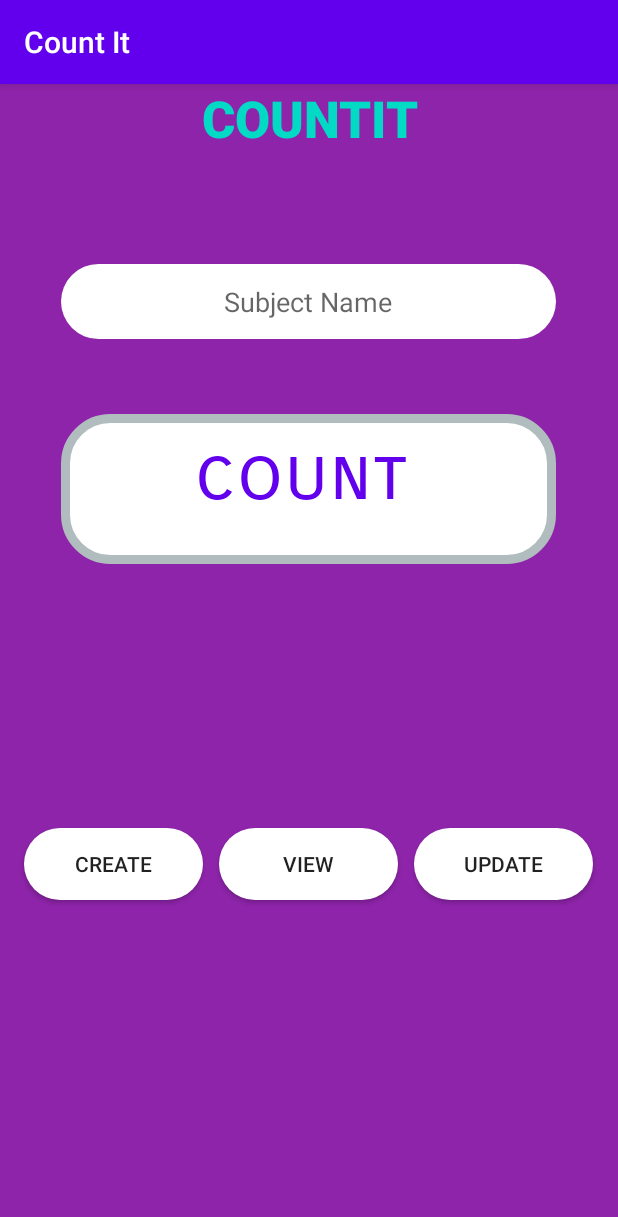
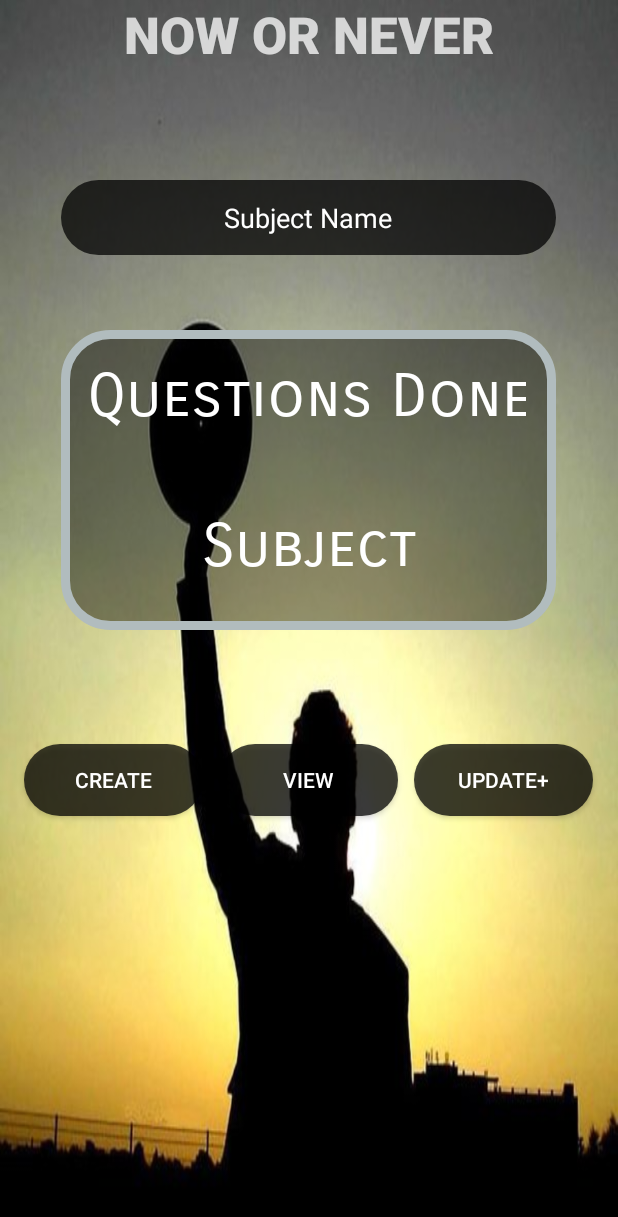
Before and after one commit to siddharthkt45/counter, an Android app: the screen it shows after launch (MainActivity), after a tap on "CREATE", on a phone screen of 412 x 824 dp. Shown: the top 1217 px of the screen. Run offline under Robolectric (Android 15) with nearby library versions, the phone set to English and light mode, and no system bars.

Commit message:
added new options changed visuals added a splash screen finished

```diff
--- a/app/src/main/java/com/e/incubationcell/medicaps/ac/countit/MainActivity.java
+++ b/app/src/main/java/com/e/incubationcell/medicaps/ac/countit/MainActivity.java
@@ -2,9 +2,12 @@ package com.e.incubationcell.medicaps.ac.countit;
 
 import androidx.appcompat.app.AppCompatActivity;
 
+import android.content.Intent;
 import android.database.Cursor;
+import android.net.Uri;
 import android.os.Bundle;
 import android.view.View;
+import android.webkit.WebView;
 import android.widget.Button;
 import android.widget.EditText;
 import android.widget.TextView;
@@ -13,28 +16,40 @@ import android.widget.Toast;
 public class MainActivity extends AppCompatActivity {
 
     EditText editTextTextPersonName;
-    TextView count;
+    TextView count , subject , gitlink;
     Button create , view , update;
     String subjectName;
+    WebView webView;
     @Override
     protected void onCreate(Bundle savedInstanceState) {
         super.onCreate(savedInstanceState);
         setContentView(R.layout.activity_main);
         editTextTextPersonName = (EditText)findViewById(R.id.editTextTextPersonName);
         count = (TextView)findViewById(R.id.textView2);
+        gitlink = (TextView)findViewById(R.id.textView);
+        subject = (TextView)findViewById(R.id.textView3);
         create = (Button)findViewById(R.id.button);
         view = (Button)findViewById(R.id.button2);
         update = (Button)findViewById(R.id.button3);
         final MyHelper myHelper = new MyHelper(this);
+        gitlink.setOnClickListener(new View.OnClickListener() {
+            @Override
+            public void onClick(View view) {
+                Intent myIntent = new Intent(Intent.ACTION_VIEW, Uri.parse("https://github.com/shubhansu31/counter_app"));
+                startActivity(myIntent);
+                //webView.loadUrl("https://github.com/shubhansu31/counter_app");
+                Toast.makeText(MainActivity.this,"Github : shubhansu31" , Toast.LENGTH_LONG).show();
+            }
+        });
         create.setOnClickListener(new View.OnClickListener() {
             @Override
             public void onClick(View view) {
                 subjectName = editTextTextPersonName.getText().toString();
                 boolean f = myHelper.InsertIt(subjectName);
                 if(f)
-                    Toast.makeText(MainActivity.this,"Done!",Toast.LENGTH_LONG).show();
+                    Toast.makeText(MainActivity.this,"Done!",Toast.LENGTH_SHORT).show();
                 else
-                    Toast.makeText(MainActivity.this,"Error",Toast.LENGTH_LONG).show();
+                    Toast.makeText(MainActivity.this,"Error",Toast.LENGTH_SHORT).show();
             }
         });
         view.setOnClickListener(new View.OnClickListener() {
@@ -42,17 +57,20 @@ public class MainActivity extends AppCompatActivity {
             public void onClick(View view) {
                 subjectName = editTextTextPersonName.getText().toString();
                 Cursor cursor = myHelper.Viewit(subjectName);
-                count.setText(cursor.getString(1));
+                cursor.moveToNext();
+                count.setText(cursor.getString(2));
+                subject.setText(cursor.getString(1));
             }
         });
         update.setOnClickListener(new View.OnClickListener() {
             @Override
             public void onClick(View view) {
                 subjectName = editTextTextPersonName.getText().toString();
-                if(myHelper.UpdateIt(subjectName))
-                    Toast.makeText(MainActivity.this,"Done!",Toast.LENGTH_LONG).show();
+                boolean f = myHelper.UpdateIt(subjectName);
+                if(f)
+                    Toast.makeText(MainActivity.this,"Done!",Toast.LENGTH_SHORT).show();
                 else
-                    Toast.makeText(MainActivity.this,"Error!",Toast.LENGTH_LONG).show();
+                    Toast.makeText(MainActivity.this,"Error!",Toast.LENGTH_SHORT).show();
             }
         });
     }
--- /dev/null
+++ b/app/src/main/java/com/e/incubationcell/medicaps/ac/countit/Spalash.java
@@ -0,0 +1,25 @@
+package com.e.incubationcell.medicaps.ac.countit;
+
+import androidx.appcompat.app.AppCompatActivity;
+
+import android.content.Intent;
+import android.os.Bundle;
+import android.os.Handler;
+
+import java.sql.Time;
+
+public class Spalash extends AppCompatActivity {
+    private static int time_out = 2000;
+    @Override
+    protected void onCreate(Bundle savedInstanceState) {
+        super.onCreate(savedInstanceState);
+        setContentView(R.layout.activity_spalash);
+        new Handler().postDelayed(new Runnable() {
+            @Override
+            public void run() {
+                startActivity(new Intent(Spalash.this,MainActivity.class));
+                finish();
+            }
+        },time_out);
+    }
+}
--- a/app/src/main/res/drawable/round_edit.xml
+++ b/app/src/main/res/drawable/round_edit.xml
@@ -2,7 +2,7 @@
 <!--  res/drawable/rounded_edittext.xml -->
 <shape xmlns:android="http://schemas.android.com/apk/res/android"
 android:shape="rectangle" android:padding="10dp">
- <solid android:color="#FFFFFF"/>
+ <solid android:color="#BA000000"/>
     <corners
      android:bottomRightRadius="25dp"
      android:bottomLeftRadius="25dp"
--- a/app/src/main/res/drawable/round_layout_bg.xml
+++ b/app/src/main/res/drawable/round_layout_bg.xml
@@ -1,6 +1,6 @@
 <?xml version="1.0" encoding="UTF-8"?>
 <shape xmlns:android="http://schemas.android.com/apk/res/android">
-    <solid android:color="#FFFFFF"/>
+    <solid android:color="#6F000000"/>
     <stroke android:width="6dp" android:color="#B1BCBE" />
     <corners android:radius="30dp"/>
     <padding android:left="10dp" android:top="10dp" android:right="10dp" android:bottom="10dp" />
--- a/app/src/main/res/layout/activity_main.xml
+++ b/app/src/main/res/layout/activity_main.xml
@@ -6,7 +6,7 @@
     android:layout_height="match_parent"
     android:orientation="vertical"
     tools:context=".MainActivity"
-    android:background="#8E24AA">
+    android:background="@drawable/avatar">
 
     <TextView
         android:id="@+id/textView"
@@ -15,8 +15,8 @@
         android:textSize="34sp"
         android:fontFamily="sans-serif-black"
         android:textAlignment="center"
-        android:textColor="@color/colorAccent"
-        android:text="COUNTIT" />
+        android:textColor="#C1FFFFFF"
+        android:text="NOW OR NEVER" />
 
     <EditText
         android:id="@+id/editTextTextPersonName"
@@ -25,14 +25,17 @@
         android:layout_height="50sp"
         android:layout_marginTop="70sp"
         android:ems="10"
+        android:textColor="#ffffff"
+        android:textColorHint="#ffffff"
         android:background="@drawable/round_edit"
         android:inputType="textPersonName"
         android:hint="Subject Name"
         android:textAlignment="center"/>
     <LinearLayout
         android:layout_width="330sp"
-        android:layout_height="100sp"
+        android:layout_height="200sp"
         android:orientation="vertical"
+        android:padding="20sp"
         android:background="@drawable/round_layout_bg"
         android:layout_gravity="center"
         android:layout_marginTop="50sp">
@@ -40,17 +43,28 @@
         <TextView
             android:id="@+id/textView2"
             android:layout_width="300sp"
-            android:layout_height="70sp"
+            android:layout_height="100sp"
             android:textAlignment="center"
-            android:textColor="@color/colorPrimary"
-            android:textSize="50sp"
+            android:textColor="#ffffff"
+            android:textSize="40sp"
+            android:layout_gravity="center"
             android:fontFamily="sans-serif-smallcaps"
-            android:text="count" />
+            android:text="Questions Done" />
+
+        <TextView
+            android:id="@+id/textView3"
+            android:layout_width="300sp"
+            android:layout_height="100sp"
+            android:textAlignment="center"
+            android:textColor="#ffffff"
+            android:textSize="40sp"
+            android:layout_gravity="center"
+            android:fontFamily="sans-serif-smallcaps"
+            android:text="Subject" />
     </LinearLayout>
     <LinearLayout
         android:layout_width="390sp"
-        android:layout_height="400sp"
-        android:background="#8E24AA"
+        android:layout_height="200sp"
         android:layout_gravity="center"
         android:orientation="horizontal">
 
@@ -61,6 +75,7 @@
             android:layout_height="wrap_content"
             android:layout_weight="1"
             android:layout_gravity="center"
+            android:textColor="#ffffff"
             android:background="@drawable/round_edit"
             android:text="Create"
             android:padding="5sp"
@@ -72,6 +87,7 @@
             android:layout_height="wrap_content"
             android:layout_weight="1"
             android:background="@drawable/round_edit"
+            android:textColor="#ffffff"
             android:padding="5sp"
             android:layout_margin="5sp"
             android:layout_gravity="center"
@@ -84,8 +100,10 @@
             android:layout_weight="1"
             android:padding="5sp"
             android:layout_margin="5sp"
+            android:textColor="#ffffff"
             android:background="@drawable/round_edit"
             android:layout_gravity="center"
-            android:text="Update" />
+            android:text="Update+" />
+
     </LinearLayout>
 </LinearLayout>
--- a/app/src/main/res/values/colors.xml
+++ b/app/src/main/res/values/colors.xml
@@ -1,6 +1,6 @@
 <?xml version="1.0" encoding="utf-8"?>
 <resources>
-    <color name="colorPrimary">#6200EE</color>
-    <color name="colorPrimaryDark">#3700B3</color>
-    <color name="colorAccent">#03DAC5</color>
+    <color name="colorPrimary">#000000</color>
+    <color name="colorPrimaryDark">#000000</color>
+    <color name="colorAccent">#000000</color>
 </resources>
```
Also changed, not shown: app/src/main/AndroidManifest.xml (+8 -2 lines), app/src/main/java/com/e/incubationcell/medicaps/ac/countit/MyHelper.java (+10 -7 lines), app/src/main/res/layout/activity_spalash.xml (added, +10 -0 lines), app/src/main/res/drawable-v24/avatar.jpg (added), app/src/main/res/drawable-v24/head.png (added), app/src/main/res/drawable-v24/sat.jpg (added).
